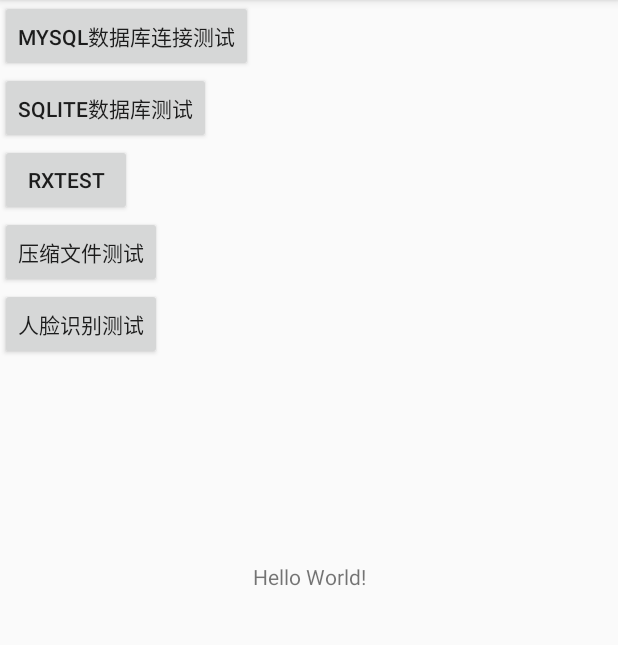
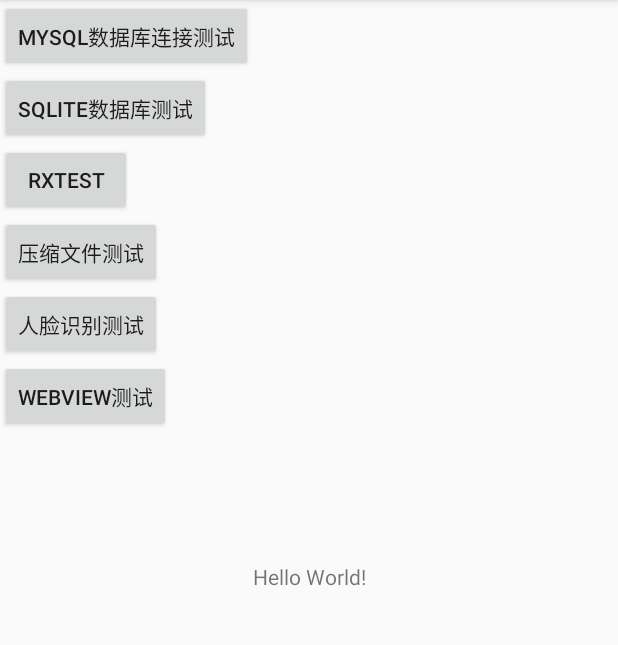
Before and after one commit to lsuXu/ModuleDemo, an Android app: the screen it shows after launch (MainActivity), on a phone screen of 412 x 824 dp, the part 84-729 px from its top. Run offline under Robolectric (Android 15) with nearby library versions, the phone set to English and light mode, and no system bars; our stand-ins replace ButterKnife.

```diff
--- a/app/src/main/res/layout/activity_main.xml
+++ b/app/src/main/res/layout/activity_main.xml
@@ -41,6 +41,11 @@
             android:layout_width="wrap_content"
             android:layout_height="wrap_content"
             android:text="人脸识别测试" />
+        <Button
+            android:id="@+id/webViewBtn"
+            android:layout_width="wrap_content"
+            android:layout_height="wrap_content"
+            android:text="WebView测试"/>
 
     </android.support.v7.widget.LinearLayoutCompat>
 
```
Also changed, not shown: app/src/main/AndroidManifest.xml (+8 -0 lines), app/src/main/java/xu/test/moduledemo/MainActivity.java (+9 -0 lines), app/src/main/java/xu/test/moduledemo/webView/WebViewActivity.java (added, +50 -0 lines), app/src/main/res/layout/webview_activity.xml (added, +18 -0 lines).
